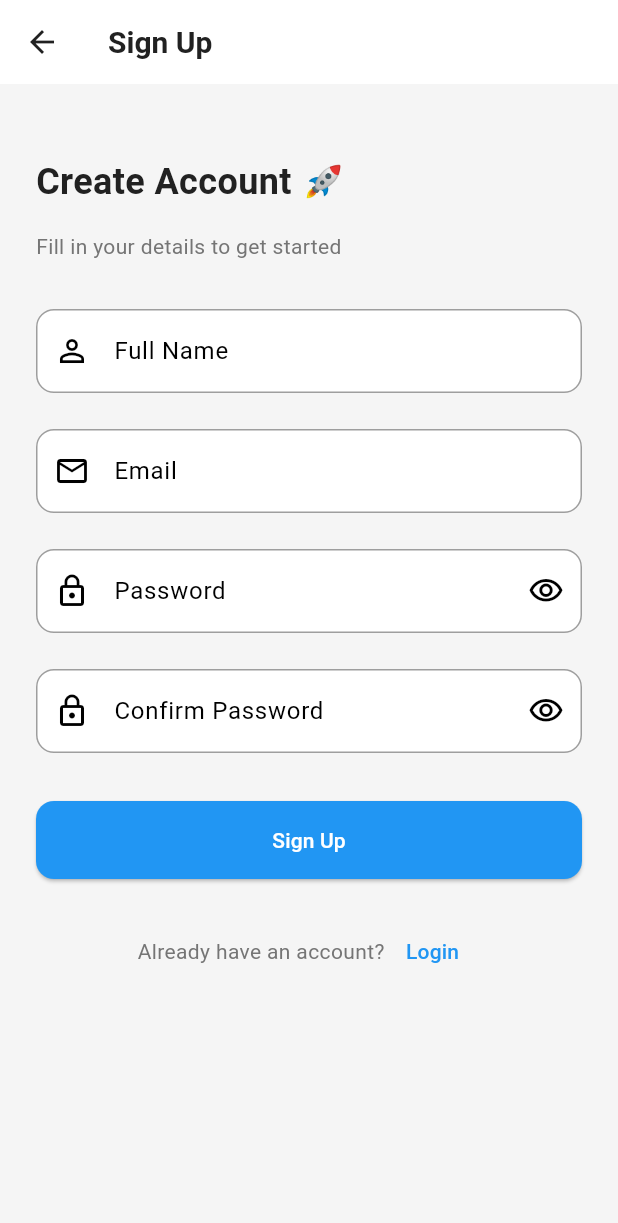
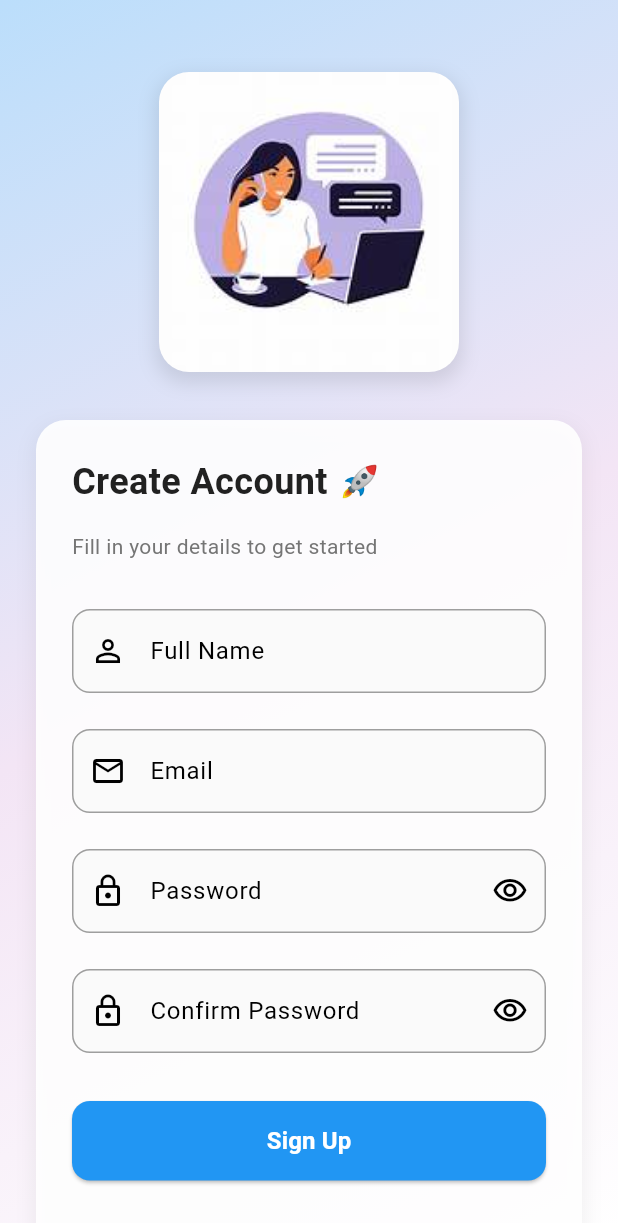
Before and after one commit to yvesco75/DCLIC-Pay, a Flutter app: the SignUpScreen screen opened by its route, on a phone screen of 412 x 824 dp. Shown: the top 1223 px of the screen. Run offline on Flutter 3.47's test engine with Material 3 defaults, Android fonts, the light colour scheme and no system bars; our stand-ins replace fl_chart, flutter_credit_card, shared_preferences; accounts and stored records are empty.

Commit message:
amélioration du fichier send

```diff
--- a/dclic_pay/lib/providers/wallet_provider.dart
+++ b/dclic_pay/lib/providers/wallet_provider.dart
@@ -1,8 +1,8 @@
-import 'package:flutter/foundation.dart';
+import 'package:flutter/material.dart';
 import 'package:shared_preferences/shared_preferences.dart';
 import 'dart:convert';
+import '../models/wallet.dart';
 import '../models/transaction.dart';
-import '../models/wallet.dart';
 
 class WalletProvider with ChangeNotifier {
   List<Wallet> _wallets = [];
--- a/dclic_pay/lib/screens/login_screen.dart
+++ b/dclic_pay/lib/screens/login_screen.dart
@@ -90,7 +90,7 @@ class _LoginScreenState extends State<LoginScreen> {
                       child: ClipRRect(
                         borderRadius: BorderRadius.circular(20),
                         child: Image.asset(
-                          'assets/images/login_illustration.png', // Assurez-vous d'avoir cette image dans vos assets
+                          'images/accueil.jpeg', // Assurez-vous d'avoir cette image dans vos assets
                           fit: BoxFit.cover,
                         ),
                       ),
--- a/dclic_pay/lib/screens/signup_screen.dart
+++ b/dclic_pay/lib/screens/signup_screen.dart
@@ -93,10 +93,19 @@ class _SignUpScreenState extends State<SignUpScreen> {
   @override
   Widget build(BuildContext context) {
     return Scaffold(
-      appBar: AppBar(
-        title: const Text('Sign Up'),
+      body: Container(
+        decoration: BoxDecoration(
+          gradient: LinearGradient(
+            begin: Alignment.topLeft,
+            end: Alignment.bottomRight,
+            colors: [
+              Colors.blue[100]!,
+              Colors.purple[50]!,
+              Colors.white,
+            ],
           ),
-      body: SafeArea(
+        ),
+        child: SafeArea(
           child: SingleChildScrollView(
             padding: const EdgeInsets.all(AppConstants.paddingL),
             child: Form(
@@ -105,6 +114,49 @@ class _SignUpScreenState extends State<SignUpScreen> {
                 crossAxisAlignment: CrossAxisAlignment.start,
                 children: [
                   const SizedBox(height: AppConstants.paddingL),
+                  // Image ajoutée en haut
+                  Center(
+                    child: Container(
+                      height: 200,
+                      width: 200,
+                      decoration: BoxDecoration(
+                        borderRadius: BorderRadius.circular(20),
+                        boxShadow: [
+                          BoxShadow(
+                            color: Colors.black.withOpacity(0.1),
+                            spreadRadius: 2,
+                            blurRadius: 10,
+                            offset: const Offset(0, 5),
+                          ),
+                        ],
+                      ),
+                      child: ClipRRect(
+                        borderRadius: BorderRadius.circular(20),
+                        child: Image.asset(
+                          'images/accueil.jpeg', // Assurez-vous d'avoir cette image dans vos assets
+                          fit: BoxFit.cover,
+                        ),
+                      ),
+                    ),
+                  ),
+                  const SizedBox(height: AppConstants.paddingXL),
+                  Container(
+                    padding: const EdgeInsets.all(AppConstants.paddingL),
+                    decoration: BoxDecoration(
+                      color: Colors.white.withOpacity(0.9),
+                      borderRadius: BorderRadius.circular(20),
+                      boxShadow: [
+                        BoxShadow(
+                          color: Colors.black.withOpacity(0.05),
+                          spreadRadius: 2,
+                          blurRadius: 10,
+                          offset: const Offset(0, 5),
+                        ),
+                      ],
+                    ),
+                    child: Column(
+                      crossAxisAlignment: CrossAxisAlignment.start,
+                      children: [
                         const Text(
                           'Create Account 🚀',
                           style: AppConstants.headingStyle,
@@ -117,9 +169,10 @@ class _SignUpScreenState extends State<SignUpScreen> {
                         const SizedBox(height: AppConstants.paddingXL),
                         if (_errorMessage != null)
                           Container(
-                    padding: const EdgeInsets.all(AppConstants.paddingM),
-                    margin:
-                        const EdgeInsets.only(bottom: AppConstants.paddingL),
+                            padding:
+                                const EdgeInsets.all(AppConstants.paddingM),
+                            margin: const EdgeInsets.only(
+                                bottom: AppConstants.paddingL),
                             decoration: BoxDecoration(
                               color: AppConstants.errorColor.withOpacity(0.1),
                               borderRadius: BorderRadius.circular(8),
@@ -144,9 +197,15 @@ class _SignUpScreenState extends State<SignUpScreen> {
                           ),
                         TextFormField(
                           controller: _nameController,
-                  decoration: const InputDecoration(
+                          decoration: InputDecoration(
                             labelText: 'Full Name',
-                    prefixIcon: Icon(Icons.person_outline),
+                            prefixIcon: const Icon(Icons.person_outline),
+                            filled: true,
+                            fillColor: Colors.grey[50],
+                            border: OutlineInputBorder(
+                              borderRadius: BorderRadius.circular(12),
+                              borderSide: BorderSide.none,
+                            ),
                           ),
                           validator: (value) {
                             if (value?.isEmpty ?? true) {
@@ -158,9 +217,15 @@ class _SignUpScreenState extends State<SignUpScreen> {
                         const SizedBox(height: AppConstants.paddingL),
                         TextFormField(
                           controller: _emailController,
-                  decoration: const InputDecoration(
+                          decoration: InputDecoration(
                             labelText: 'Email',
-                    prefixIcon: Icon(Icons.email_outlined),
+                            prefixIcon: const Icon(Icons.email_outlined),
+                            filled: true,
+                            fillColor: Colors.grey[50],
+                            border: OutlineInputBorder(
+                              borderRadius: BorderRadius.circular(12),
+                              borderSide: BorderSide.none,
+                            ),
                           ),
                           keyboardType: TextInputType.emailAddress,
                           validator: (value) {
@@ -179,6 +244,12 @@ class _SignUpScreenState extends State<SignUpScreen> {
                           decoration: InputDecoration(
                             labelText: 'Password',
                             prefixIcon: const Icon(Icons.lock_outline),
+                            filled: true,
+                            fillColor: Colors.grey[50],
+                            border: OutlineInputBorder(
+                              borderRadius: BorderRadius.circular(12),
+                              borderSide: BorderSide.none,
+                            ),
                             suffixIcon: IconButton(
                               icon: Icon(
                                 _obscurePassword
@@ -209,6 +280,12 @@ class _SignUpScreenState extends State<SignUpScreen> {
                           decoration: InputDecoration(
                             labelText: 'Confirm Password',
                             prefixIcon: const Icon(Icons.lock_outline),
+                            filled: true,
+                            fillColor: Colors.grey[50],
+                            border: OutlineInputBorder(
+                              borderRadius: BorderRadius.circular(12),
+                              borderSide: BorderSide.none,
+                            ),
                             suffixIcon: IconButton(
                               icon: Icon(
                                 _obscureConfirmPassword
@@ -217,7 +294,8 @@ class _SignUpScreenState extends State<SignUpScreen> {
                               ),
                               onPressed: () {
                                 setState(() {
-                          _obscureConfirmPassword = !_obscureConfirmPassword;
+                                  _obscureConfirmPassword =
+                                      !_obscureConfirmPassword;
                                 });
                               },
                             ),
@@ -239,7 +317,15 @@ class _SignUpScreenState extends State<SignUpScreen> {
                           child: Consumer<AuthProvider>(
                             builder: (context, auth, child) {
                               return ElevatedButton(
-                        onPressed: auth.isLoading ? null : _handleSignUp,
+                                style: ElevatedButton.styleFrom(
+                                  padding:
+                                      const EdgeInsets.symmetric(vertical: 15),
+                                  shape: RoundedRectangleBorder(
+                                    borderRadius: BorderRadius.circular(12),
+                                  ),
+                                ),
+                                onPressed:
+                                    auth.isLoading ? null : _handleSignUp,
                                 child: auth.isLoading
                                     ? const SizedBox(
                                         height: 20,
@@ -249,7 +335,13 @@ class _SignUpScreenState extends State<SignUpScreen> {
                                           strokeWidth: 2,
                                         ),
                                       )
-                            : const Text('Sign Up'),
+                                    : const Text(
+                                        'Sign Up',
+                                        style: TextStyle(
+                                          fontSize: 16,
+                                          fontWeight: FontWeight.bold,
+                                        ),
+                                      ),
                               );
                             },
                           ),
@@ -273,6 +365,10 @@ class _SignUpScreenState extends State<SignUpScreen> {
                       ],
                     ),
                   ),
+                ],
+              ),
+            ),
+          ),
         ),
       ),
     );
--- a/dclic_pay/pubspec.yaml
+++ b/dclic_pay/pubspec.yaml
@@ -34,6 +34,7 @@ flutter:
     - images/avatar_4.jpeg
     - images/avatar_5.jpeg
     - images/avatar_6.jpeg
+    - images/accueil.jpeg
     - images/1.png
     - images/2.png
     - images/3.png
```
Lines whose indentation alone changed are shown as unchanged.
